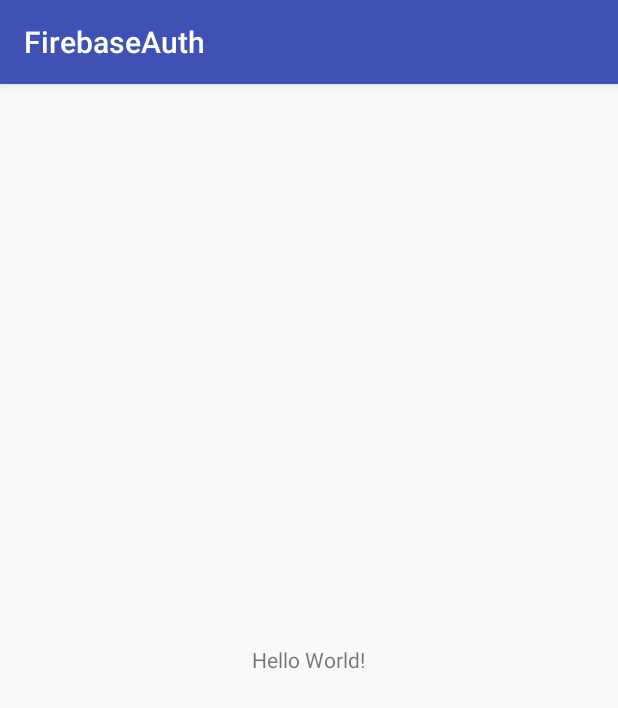
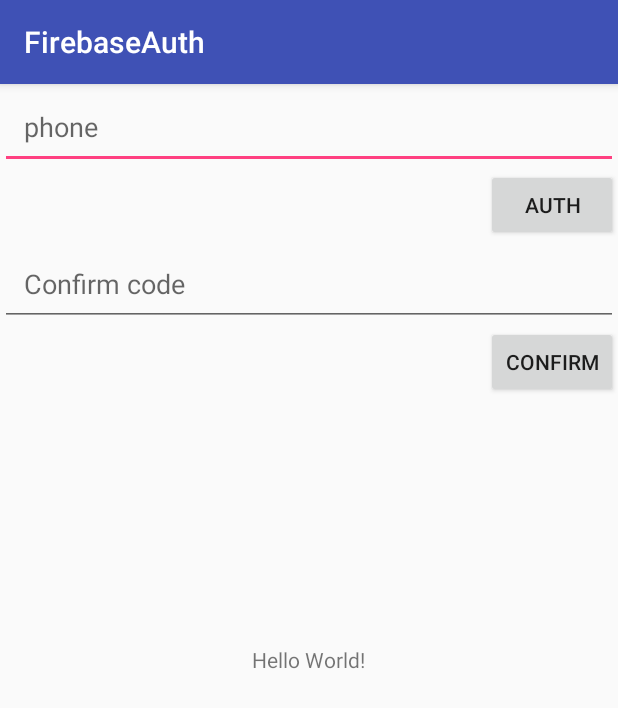
Before and after one commit to Pankra/FirebaseAuth, an Android app: the screen it shows after launch (MainActivity), on a phone screen of 412 x 824 dp. Shown: the top 708 px of the screen. Run offline under Robolectric (Android 15) with nearby library versions, the phone set to English and light mode, and no system bars; our stand-ins replace Firebase (no records; nobody signed in at launch, a user with empty details on screens opened directly).

Commit message:
firebase phone auth with confirm code

```diff
--- a/app/build.gradle
+++ b/app/build.gradle
@@ -26,6 +26,7 @@ dependencies {
     implementation 'com.android.support:support-v4:27.1.1'
 
     implementation 'com.google.firebase:firebase-core:15.0.0'
+    implementation 'com.google.firebase:firebase-auth:15.0.0'
 
     testImplementation 'junit:junit:4.12'
     androidTestImplementation 'com.android.support.test:runner:1.0.1'
--- a/app/src/main/java/com/serge/pankra/firebaseauth/MainActivity.java
+++ b/app/src/main/java/com/serge/pankra/firebaseauth/MainActivity.java
@@ -1,13 +1,112 @@
 package com.serge.pankra.firebaseauth;
 
+import android.os.Bundle;
+import android.support.annotation.NonNull;
 import android.support.v7.app.AppCompatActivity;
-import android.os.Bundle;
+import android.view.View;
+import android.widget.Button;
+import android.widget.EditText;
+
+import com.google.android.gms.tasks.OnCompleteListener;
+import com.google.android.gms.tasks.Task;
+import com.google.firebase.FirebaseException;
+import com.google.firebase.auth.AuthResult;
+import com.google.firebase.auth.FirebaseAuth;
+import com.google.firebase.auth.FirebaseAuthInvalidCredentialsException;
+import com.google.firebase.auth.FirebaseUser;
+import com.google.firebase.auth.PhoneAuthCredential;
+import com.google.firebase.auth.PhoneAuthProvider;
+
+import java.util.concurrent.TimeUnit;
 
 public class MainActivity extends AppCompatActivity {
+
+    EditText phone;
+    Button authBtn;
+    EditText confirmCode;
+    Button confirmCodeBtn;
+    private String verificationId;
+    private FirebaseAuth auth;
 
     @Override
     protected void onCreate(Bundle savedInstanceState) {
         super.onCreate(savedInstanceState);
         setContentView(R.layout.activity_main);
+        phone = findViewById(R.id.phone);
+        authBtn = findViewById(R.id.auth);
+        confirmCode = findViewById(R.id.confirmCode);
+        confirmCodeBtn = findViewById(R.id.codeConfirmBtn);
+
+        auth = FirebaseAuth.getInstance();
+        auth.useAppLanguage();
+
+        final PhoneAuthProvider.OnVerificationStateChangedCallbacks verificationStateChangedCallbacks = new PhoneAuthProvider.OnVerificationStateChangedCallbacks() {
+            @Override
+            public void onVerificationCompleted(PhoneAuthCredential phoneAuthCredential) {
+                System.out.println("!!! phoneAuthCredential " + phoneAuthCredential.getProvider());
+                System.out.println("!!! " + phoneAuthCredential.getSignInMethod());
+                System.out.println("!!! " + phoneAuthCredential.getSmsCode());
+                singInUser(phoneAuthCredential);
+            }
+
+            @Override
+            public void onVerificationFailed(FirebaseException e) {
+                System.out.println("!!! onVerificationFailed " + e.getMessage());
+            }
+
+            @Override
+            public void onCodeSent(String verificationId, PhoneAuthProvider.ForceResendingToken forceResendingToken) {
+                System.out.println("!!! verificationId: " + verificationId);
+                System.out.println("!!! " + forceResendingToken.toString());
+                super.onCodeSent(verificationId, forceResendingToken);
+                MainActivity.this.verificationId = verificationId;
+            }
+        };
+
+        authBtn.setOnClickListener(new View.OnClickListener() {
+            @Override
+            public void onClick(View v) {
+                PhoneAuthProvider authProvider = PhoneAuthProvider.getInstance();
+                authProvider.verifyPhoneNumber(
+                        phone.getText().toString(),
+                        10,
+                        TimeUnit.SECONDS,
+                        MainActivity.this,
+                        verificationStateChangedCallbacks
+                );
+            }
+        });
+
+        confirmCodeBtn.setOnClickListener(new View.OnClickListener() {
+            @Override
+            public void onClick(View v) {
+                PhoneAuthCredential credential = PhoneAuthProvider.getCredential(verificationId, confirmCode.getText().toString());
+                singInUser(credential);
+            }
+        });
+    }
+
+    private void singInUser(PhoneAuthCredential phoneAuthCredential) {
+        auth.signInWithCredential(phoneAuthCredential)
+                .addOnCompleteListener(this, new OnCompleteListener<AuthResult>() {
+                    @Override
+                    public void onComplete(@NonNull Task<AuthResult> task) {
+                        if (task.isSuccessful()) {
+                            // Sign in success, update UI with the signed-in user's information
+                            System.out.println("!!! signInWithCredential:success");
+
+                            FirebaseUser user = task.getResult().getUser();
+                            System.out.println("!!! user phone : " + user.getPhoneNumber());
+                            // ...
+                        } else {
+                            // Sign in failed, display a message and update the UI
+                            System.out.println("!!! signInWithCredential:failure " + task.getException());
+                            if (task.getException() instanceof FirebaseAuthInvalidCredentialsException) {
+                                // The verification code entered was invalid
+                                System.out.println("!!! The verification code entered was invalid");
+                            }
+                        }
+                    }
+                });
     }
 }
--- a/app/src/main/res/layout/activity_main.xml
+++ b/app/src/main/res/layout/activity_main.xml
@@ -7,6 +7,45 @@
     tools:context=".MainActivity"
     >
 
+    <EditText
+        android:id="@+id/phone"
+        android:layout_width="match_parent"
+        android:layout_height="wrap_content"
+        android:hint="@string/phone"
+        android:inputType="phone"
+        android:padding="16dp"
+        />
+
+    <Button
+        android:id="@+id/auth"
+        android:layout_width="wrap_content"
+        android:layout_height="wrap_content"
+        android:layout_alignParentEnd="true"
+        android:layout_alignParentRight="true"
+        android:layout_below="@id/phone"
+        android:text="@string/auth"
+        />
+
+    <EditText
+        android:id="@+id/confirmCode"
+        android:layout_below="@id/auth"
+        android:layout_width="match_parent"
+        android:layout_height="wrap_content"
+        android:hint="@string/confirm_code"
+        android:inputType="number"
+        android:padding="16dp"
+        />
+
+    <Button
+        android:id="@+id/codeConfirmBtn"
+        android:layout_width="wrap_content"
+        android:layout_height="wrap_content"
+        android:layout_alignParentEnd="true"
+        android:layout_alignParentRight="true"
+        android:layout_below="@id/confirmCode"
+        android:text="@string/confirm"
+        />
+
     <TextView
         android:layout_width="wrap_content"
         android:layout_height="wrap_content"
--- a/app/src/main/res/values/strings.xml
+++ b/app/src/main/res/values/strings.xml
@@ -1,3 +1,7 @@
 <resources>
     <string name="app_name">FirebaseAuth</string>
+    <string name="phone">phone</string>
+    <string name="auth">Auth</string>
+    <string name="confirm">Confirm</string>
+    <string name="confirm_code">Confirm code</string>
 </resources>
```
